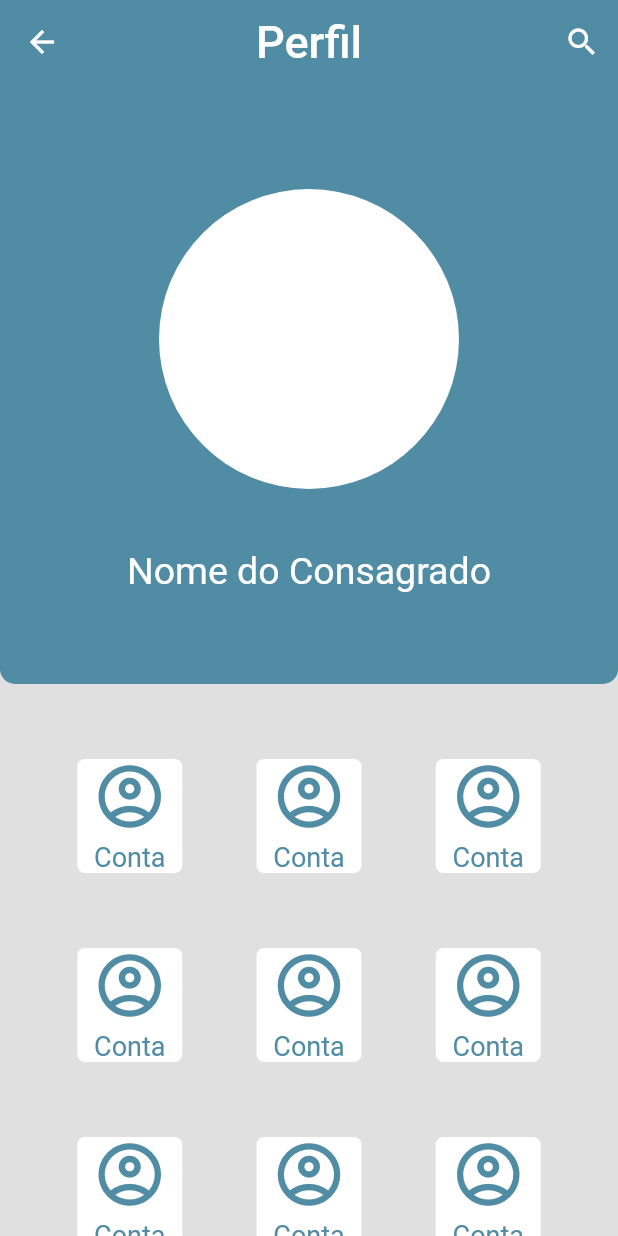
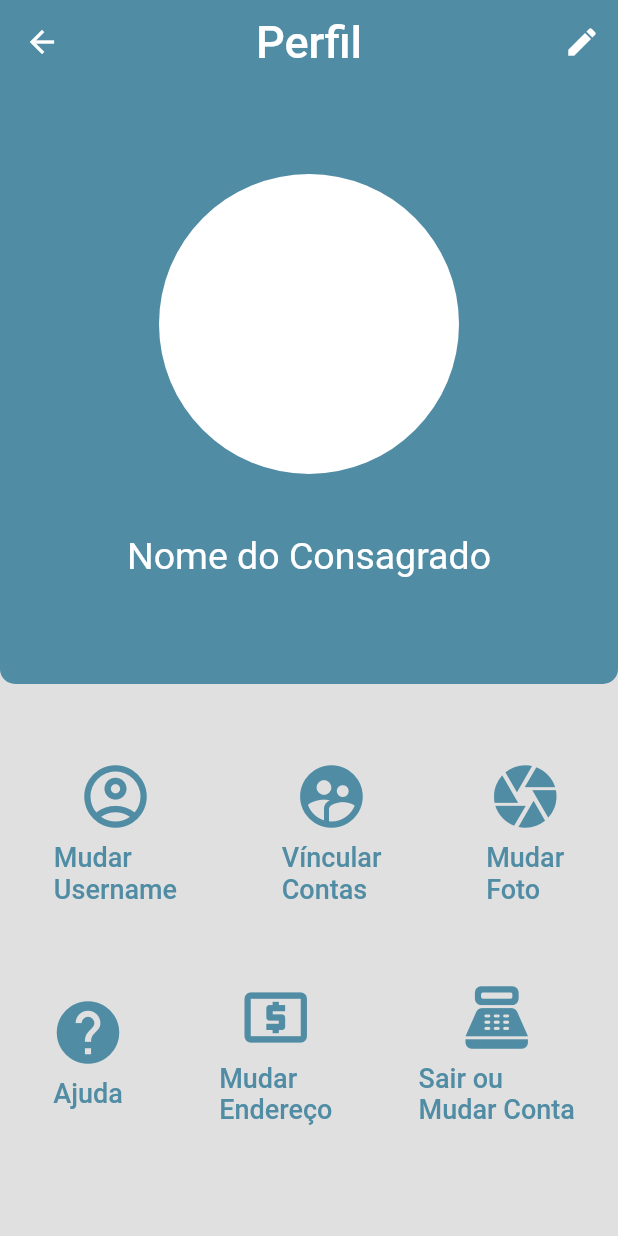
Before and after one commit to Yures1lva/example, a Flutter app: the PerfilPage screen opened directly, on a phone screen of 412 x 824 dp. Run offline on Flutter 3.47's test engine with Material 2 defaults, Android fonts, the phone set to English and light mode, and no system bars; our stand-ins replace carousel_slider.

Commit message:
criando perfilPage

```diff
--- a/lib/perfilPage.dart
+++ b/lib/perfilPage.dart
@@ -1,3 +1,4 @@
+import 'package:exampleflutter/homePage.dart';
 import 'package:flutter/material.dart';
 
 import 'constants.dart';
@@ -22,11 +23,10 @@ class _PerfilPageState extends State<PerfilPage> {
           actions: <Widget>[
             IconButton(
               icon: Icon(
-                Icons.search,
+                Icons.edit,
                 color: iconColor,
               ),
-              onPressed: null,
-              //onPressed: () {},
+              onPressed: () {},
             ),
           ],
         ),
@@ -37,7 +37,10 @@ class _PerfilPageState extends State<PerfilPage> {
                 Container(
                   height: 400,
                   width: double.maxFinite,
-                  padding: paddingPadrao,
+                  padding: EdgeInsets.only(
+                    left: 10,
+                    right: 10,
+                  ),
                   decoration: BoxDecoration(
                     color: primaryColor,
                     borderRadius: BorderRadius.only(
@@ -46,7 +49,7 @@ class _PerfilPageState extends State<PerfilPage> {
                     ),
                   ),
                   child: Column(
-                    crossAxisAlignment: CrossAxisAlignment.center,
+                    //crossAxisAlignment: CrossAxisAlignment.center,
                     children: <Widget>[
                       Divider(
                         color: Colors.transparent,
@@ -71,6 +74,14 @@ class _PerfilPageState extends State<PerfilPage> {
                           fontSize: 25,
                         ),
                       ),
+                      Divider(
+                        height: 40,
+                        color: Colors.transparent,
+                      ),
+                      Row(
+                        mainAxisAlignment: MainAxisAlignment.end,
+                        children: [],
+                      ),
                     ],
                   ),
                 ),
@@ -84,17 +95,50 @@ class _PerfilPageState extends State<PerfilPage> {
                           color: Colors.transparent,
                           height: 50,
                         ),
-                        buildRow(),
+                        buildRow(
+                          Icon(
+                            Icons.account_circle_outlined,
+                            color: primaryColor,
+                            size: 50,
+                          ),
+                          "Mudar\nUsername",
+                          Icon(
+                            Icons.supervised_user_circle,
+                            color: primaryColor,
+                            size: 50,
+                          ),
+                          "Víncular\nContas",
+                          Icon(
+                            Icons.camera,
+                            color: primaryColor,
+                            size: 50,
+                          ),
+                          "Mudar\nFoto",
+                        ),
                         Divider(
+                          height: 50,
                           color: Colors.transparent,
-                          height: 50,
                         ),
-                        buildRow(),
-                        Divider(
-                          color: Colors.transparent,
-                          height: 50,
+                        buildRow(
+                          Icon(
+                            Icons.help,
+                            color: primaryColor,
+                            size: 50,
                           ),
-                        buildRow(),
+                          "Ajuda",
+                          Icon(
+                            Icons.local_atm,
+                            color: primaryColor,
+                            size: 50,
+                          ),
+                          "Mudar\nEndereço",
+                          Icon(
+                            Icons.point_of_sale_rounded,
+                            color: primaryColor,
+                            size: 50,
+                          ),
+                          "Sair ou\nMudar Conta",
+                        ),
                         Divider(
                           color: Colors.transparent,
                           height: 50,
@@ -109,34 +153,40 @@ class _PerfilPageState extends State<PerfilPage> {
         ));
   }
 
-  Row buildRow() {
+  Row buildRow(Icon icon1, String nome1, Icon icon2, String nome2, Icon icon3,
+      String nome3) {
     return Row(
-      mainAxisAlignment: MainAxisAlignment.spaceBetween,
+      mainAxisAlignment: MainAxisAlignment.spaceAround,
       children: <Widget>[
-        VerticalDivider(
-          width: 2,
-          color: Colors.transparent,
-        ),
+        // VerticalDivider(
+        //   width: 2,
+        //   color: Colors.transparent,
+        // ),
         Container(
-          width: 70,
+          // width: 160,
+          padding: EdgeInsets.symmetric(horizontal: 2),
+          // margin: EdgeInsets.symmetric(horizontal: 10),
           decoration: BoxDecoration(
-            color: Colors.white,
-            borderRadius: BorderRadius.circular(bordas),
+            color: corfundo,
+            borderRadius: BorderRadius.circular(100),
           ),
           // padding: EdgeInsets.only(left: 50, top: 40),
           child: Column(
             children: <Widget>[
-              Icon(
-                Icons.account_circle_outlined,
-                color: primaryColor,
-                size: 50,
+              FlatButton(
+                shape: RoundedRectangleBorder(
+                  borderRadius: BorderRadius.circular(110),
                 ),
+                onPressed: () {},
+                child: Column(
+                  children: <Widget>[
+                    icon1,
                     Divider(
                       color: Colors.transparent,
                       height: 5,
                     ),
                     Text(
-                "Conta",
+                      nome1,
                       style: TextStyle(
                         color: primaryColor,
                         fontSize: 18,
@@ -145,30 +195,23 @@ class _PerfilPageState extends State<PerfilPage> {
                   ],
                 ),
               ),
-        // VerticalDivider(
-        //   width: 50,
-        //   color: Colors.transparent,
-        // ),
-        Container(
-          width: 70,
-          decoration: BoxDecoration(
-            color: Colors.white,
-            borderRadius: BorderRadius.circular(bordas),
+            ],
           ),
-          // padding: EdgeInsets.only(left: 50, top: 40),
+        ),
+        FlatButton(
+          shape: RoundedRectangleBorder(
+            borderRadius: BorderRadius.circular(100),
+          ),
+          onPressed: () {},
           child: Column(
             children: <Widget>[
-              Icon(
-                Icons.account_circle_outlined,
-                color: primaryColor,
-                size: 50,
-              ),
+              icon2,
               Divider(
                 color: Colors.transparent,
                 height: 5,
               ),
               Text(
-                "Conta",
+                nome2,
                 style: TextStyle(
                   color: primaryColor,
                   fontSize: 18,
@@ -177,30 +220,20 @@ class _PerfilPageState extends State<PerfilPage> {
             ],
           ),
         ),
-        // VerticalDivider(
-        //   width: 50,
-        //   color: Colors.transparent,
-        // ),
-        Container(
-          width: 70,
-          decoration: BoxDecoration(
-            color: Colors.white,
-            borderRadius: BorderRadius.circular(bordas),
+        FlatButton(
+          shape: RoundedRectangleBorder(
+            borderRadius: BorderRadius.circular(100),
           ),
-          // padding: EdgeInsets.only(left: 50, top: 40),
+          onPressed: () {},
           child: Column(
             children: <Widget>[
-              Icon(
-                Icons.account_circle_outlined,
-                color: primaryColor,
-                size: 50,
-              ),
+              icon3,
               Divider(
                 color: Colors.transparent,
                 height: 5,
               ),
               Text(
-                "Conta",
+                nome3,
                 style: TextStyle(
                   color: primaryColor,
                   fontSize: 18,
@@ -209,10 +242,6 @@ class _PerfilPageState extends State<PerfilPage> {
             ],
           ),
         ),
-        VerticalDivider(
-          width: 2,
-          color: Colors.transparent,
-        ),
       ],
     );
   }
```
Lines whose indentation alone changed are shown as unchanged.
